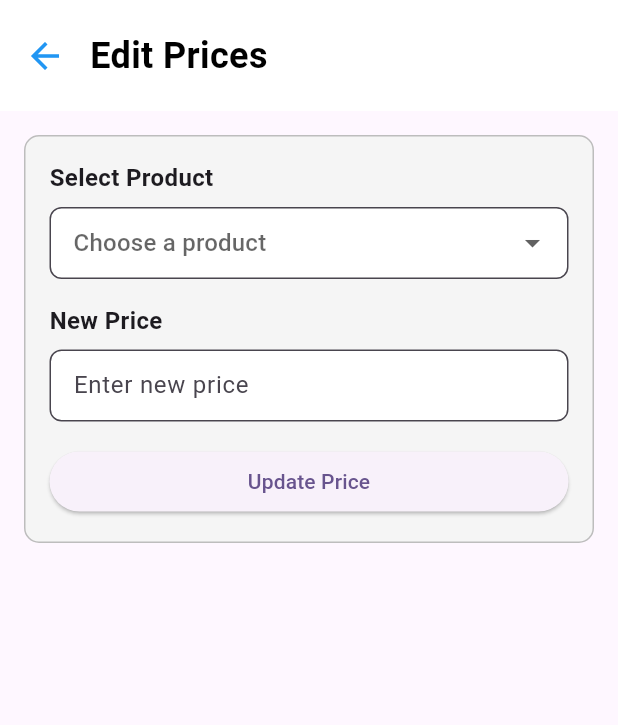
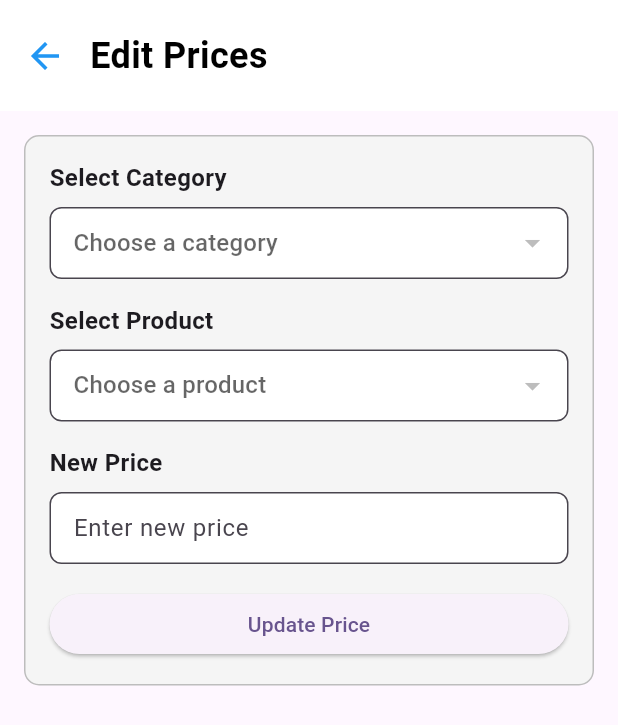
Before and after one commit to roheryo/MamaAbbysMNVGMNT, a Flutter app: the EditpricesPage screen opened by its route, on a phone screen of 412 x 824 dp. Shown: the top 725 px of the screen. Run offline on Flutter 3.47's test engine with Material 3 defaults, Android fonts, the phone set to English and light mode, and no system bars; our stand-ins replace image_picker, modal_progress_hud_nsn, snippet_coder_utils, sqflite; accounts and stored records are empty.

Commit message:
Update Of backendAnd SQLitedatabase Connection for editPrices for the producst from the Product Page

```diff
--- a/lib/pages/editprices_page.dart
+++ b/lib/pages/editprices_page.dart
@@ -1,4 +1,5 @@
 import 'package:flutter/material.dart';
+import '../database_helper.dart';
 
 class EditpricesPage extends StatefulWidget {
   const EditpricesPage({super.key});
@@ -8,10 +9,70 @@ class EditpricesPage extends StatefulWidget {
 }
 
 class _EditPricesPage extends State<EditpricesPage> {
-  // Sample products list
-  final List<String> products = ['Product 1', 'Product 2', 'Product 3'];
-  String? selectedProduct;
+  final DatabaseHelper dbHelper = DatabaseHelper();
+  List<String> categories = [];
+  String? selectedCategory;
+  int? selectedProductId;
+
+  List<Map<String, dynamic>> products = [];
+  Map<String, dynamic>? selectedProduct;
   final TextEditingController priceController = TextEditingController();
+
+  @override
+  void initState() {
+    super.initState();
+    loadCategories();
+  }
+
+  Future<void> loadCategories() async {
+    final productList = await dbHelper.fetchProducts();
+    final uniqueCategories =
+        productList.map((p) => p['category'].toString()).toSet().toList();
+    setState(() {
+      categories = uniqueCategories;
+    });
+  }
+
+  Future<void> loadProductsByCategory(String category) async {
+    final productList = await dbHelper.fetchProducts(category: category);
+    setState(() {
+      products = productList;
+      selectedProductId = null;
+      selectedProduct = null;
+      priceController.clear();
+    });
+  }
+
+  Future<void> updateProductPrice() async {
+    if (selectedProductId != null && priceController.text.isNotEmpty) {
+      final newPrice = double.tryParse(priceController.text);
+      if (newPrice != null) {
+        await dbHelper.updateProduct(selectedProductId!, {
+          'unitPrice': newPrice,
+        });
+        ScaffoldMessenger.of(context).showSnackBar(
+          SnackBar(
+            content: Text(
+                "Price of ${selectedProduct!['productName']} updated to $newPrice"),
+          ),
+        );
+        // Reload products to reflect change
+        loadProductsByCategory(selectedCategory!);
+      } else {
+        ScaffoldMessenger.of(context).showSnackBar(
+          const SnackBar(
+            content: Text("Please enter a valid number for the price."),
+          ),
+        );
+      }
+    } else {
+      ScaffoldMessenger.of(context).showSnackBar(
+        const SnackBar(
+          content: Text("Please select a product and enter a price."),
+        ),
+      );
+    }
+  }
 
   @override
   void dispose() {
@@ -24,17 +85,15 @@ class _EditPricesPage extends State<EditpricesPage> {
     return Scaffold(
       body: Column(
         children: [
-          // ===== Header =====
           Container(
             width: double.infinity,
             padding: const EdgeInsets.symmetric(vertical: 20, horizontal: 16),
             color: Colors.white,
             child: Row(
               children: [
-                // Back arrow button
                 GestureDetector(
                   onTap: () {
-                    Navigator.pop(context); // Go back to previous page
+                    Navigator.pop(context);
                   },
                   child: const Icon(
                     Icons.arrow_back,
@@ -54,10 +113,7 @@ class _EditPricesPage extends State<EditpricesPage> {
               ],
             ),
           ),
-
           const SizedBox(height: 16),
-
-          // ===== Edit Price Container =====
           Padding(
             padding: const EdgeInsets.symmetric(horizontal: 16),
             child: Container(
@@ -70,31 +126,29 @@ class _EditPricesPage extends State<EditpricesPage> {
               child: Column(
                 crossAxisAlignment: CrossAxisAlignment.start,
                 children: [
-                  // Product dropdown
                   const Text(
-                    "Select Product",
+                    "Select Category",
                     style: TextStyle(fontWeight: FontWeight.bold, fontSize: 16),
                   ),
                   const SizedBox(height: 8),
                   DropdownButtonFormField<String>(
-                    initialValue: selectedProduct,
-                    hint: const Text("Choose a product"),
-                    items: products.map((String product) {
+                    value: selectedCategory,
+                    hint: const Text("Choose a category"),
+                    items: categories.map((category) {
                       return DropdownMenuItem<String>(
-                        value: product,
-                        child: Text(product),
+                        value: category,
+                        child: Text(category),
                       );
                     }).toList(),
                     onChanged: (value) {
                       setState(() {
-                        selectedProduct = value;
+                        selectedCategory = value;
+                        loadProductsByCategory(value!);
                       });
                     },
                     decoration: InputDecoration(
                       contentPadding: const EdgeInsets.symmetric(
-                        horizontal: 12,
-                        vertical: 8,
-                      ),
+                          horizontal: 12, vertical: 8),
                       border: OutlineInputBorder(
                         borderRadius: BorderRadius.circular(8),
                         borderSide: BorderSide(color: Colors.grey.shade400),
@@ -103,10 +157,42 @@ class _EditPricesPage extends State<EditpricesPage> {
                       fillColor: Colors.white,
                     ),
                   ),
-
                   const SizedBox(height: 16),
-
-                  // Price input
+                  const Text(
+                    "Select Product",
+                    style: TextStyle(fontWeight: FontWeight.bold, fontSize: 16),
+                  ),
+                  const SizedBox(height: 8),
+                  DropdownButtonFormField<int>(
+                    value: selectedProductId,
+                    hint: const Text("Choose a product"),
+                    items: products.map((product) {
+                      return DropdownMenuItem<int>(
+                        value: product['id'],
+                        child: Text(product['productName']),
+                      );
+                    }).toList(),
+                    onChanged: (value) {
+                      setState(() {
+                        selectedProductId = value;
+                        selectedProduct =
+                            products.firstWhere((p) => p['id'] == value);
+                        priceController.text =
+                            selectedProduct!['unitPrice'].toString();
+                      });
+                    },
+                    decoration: InputDecoration(
+                      contentPadding: const EdgeInsets.symmetric(
+                          horizontal: 12, vertical: 8),
+                      border: OutlineInputBorder(
+                        borderRadius: BorderRadius.circular(8),
+                        borderSide: BorderSide(color: Colors.grey.shade400),
+                      ),
+                      filled: true,
+                      fillColor: Colors.white,
+                    ),
+                  ),
+                  const SizedBox(height: 16),
                   const Text(
                     "New Price",
                     style: TextStyle(fontWeight: FontWeight.bold, fontSize: 16),
@@ -124,42 +210,14 @@ class _EditPricesPage extends State<EditpricesPage> {
                       filled: true,
                       fillColor: Colors.white,
                       contentPadding: const EdgeInsets.symmetric(
-                        horizontal: 12,
-                        vertical: 8,
-                      ),
+                          horizontal: 12, vertical: 8),
                     ),
                   ),
-
                   const SizedBox(height: 16),
-
-                  // Update Price Button
                   SizedBox(
                     width: double.infinity,
                     child: ElevatedButton(
-                      onPressed: () {
-                        if (selectedProduct != null &&
-                            priceController.text.isNotEmpty) {
-                          // Perform update logic here
-                          print(
-                            "Updated $selectedProduct price to ${priceController.text}",
-                          );
-                          ScaffoldMessenger.of(context).showSnackBar(
-                            SnackBar(
-                              content: Text(
-                                "Price of $selectedProduct updated!",
-                              ),
-                            ),
-                          );
-                        } else {
-                          ScaffoldMessenger.of(context).showSnackBar(
-                            const SnackBar(
-                              content: Text(
-                                "Please select a product and enter a price.",
-                              ),
-                            ),
-                          );
-                        }
-                      },
+                      onPressed: updateProductPrice,
                       child: const Text("Update Price"),
                     ),
                   ),
```
